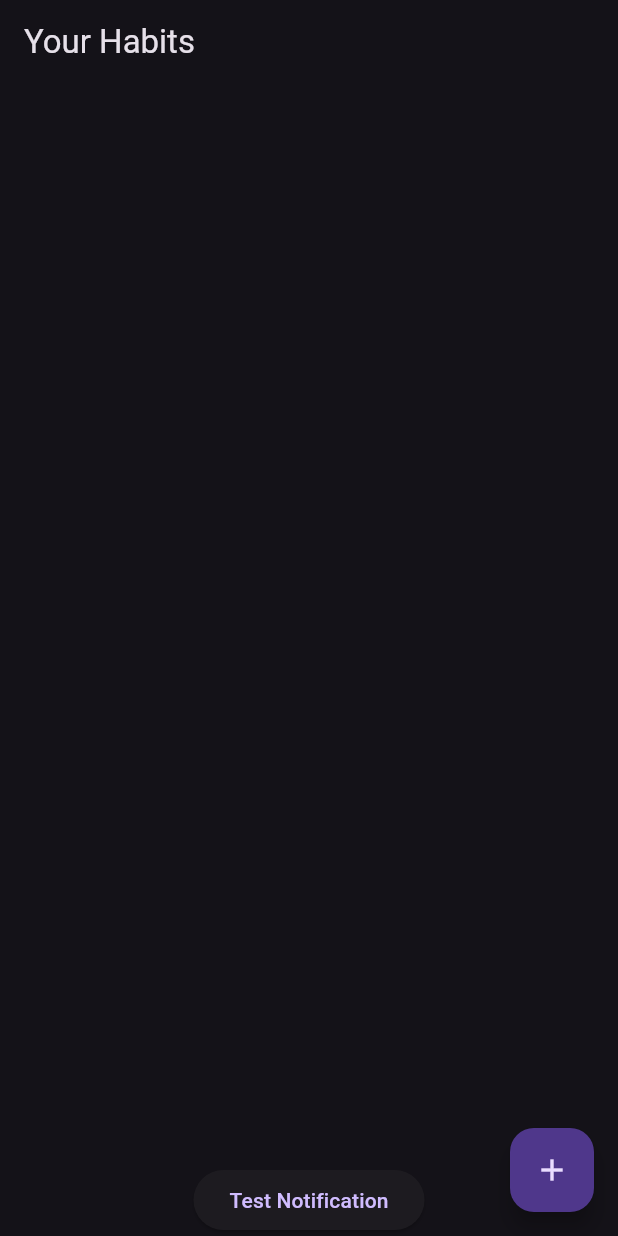
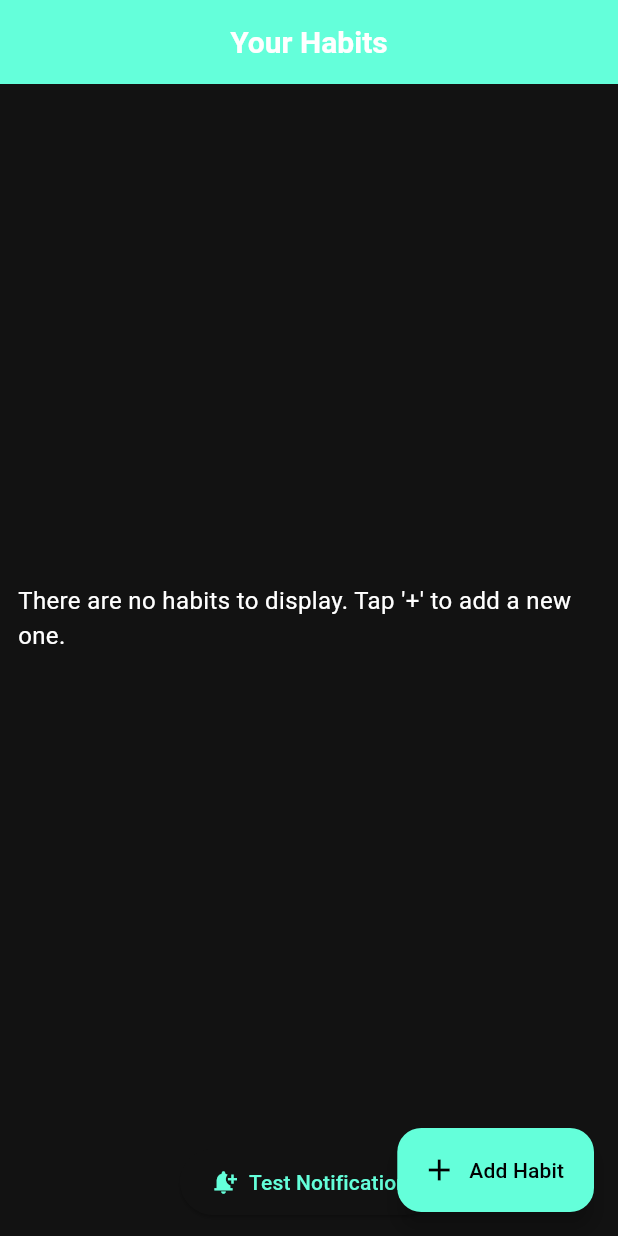
Before and after one commit to keck1/Final_Project, a Flutter app: the screen it shows after launch, on a phone screen of 412 x 824 dp. Run offline on Flutter 3.47's test engine with Material 3 defaults, Android fonts, the phone set to English and light mode, and no system bars; our stand-ins replace shared_preferences; missing offline and left inert: dart:html, dart:js_util.

Commit message:
Changed up colors. Users can now swipe right on a habit to delete it

```diff
--- a/habit_tracker/lib/main.dart
+++ b/habit_tracker/lib/main.dart
@@ -1,4 +1,5 @@
 import 'package:flutter/material.dart';
+
 import 'screens/home_screen.dart';
 
 void main() {
@@ -13,8 +14,36 @@ class HabitApp extends StatelessWidget {
   Widget build(BuildContext context) {
     return MaterialApp(
       title: 'Habit Tracker',
-      theme: ThemeData.dark(),
-      home: HomeScreen(),
+      debugShowCheckedModeBanner: false,
+      theme: ThemeData(
+        brightness: Brightness.dark,
+        useMaterial3: true,
+        scaffoldBackgroundColor: const Color(0xFF121212),
+        colorScheme: ColorScheme.dark(
+          primary: Colors.tealAccent,
+          secondary: Colors.teal,
+        ),
+        appBarTheme: const AppBarTheme(
+          backgroundColor: Colors.tealAccent,
+          foregroundColor: Colors.black,
+          elevation: 2,
+          centerTitle: true,
+          titleTextStyle: TextStyle(fontSize: 20, fontWeight: FontWeight.bold),
+        ),
+        floatingActionButtonTheme: const FloatingActionButtonThemeData(
+          backgroundColor: Colors.tealAccent,
+          foregroundColor: Colors.black,
+        ),
+        snackBarTheme: const SnackBarThemeData(
+          backgroundColor: Colors.teal,
+          contentTextStyle: TextStyle(color: Colors.white),
+        ),
+        textTheme: const TextTheme(
+          bodyMedium: TextStyle(fontSize: 16),
+          bodyLarge: TextStyle(fontSize: 18, fontWeight: FontWeight.w500),
+        ),
+      ),
+      home: const HomeScreen(),
     );
   }
 }
--- a/habit_tracker/lib/screens/home_screen.dart
+++ b/habit_tracker/lib/screens/home_screen.dart
@@ -1,10 +1,13 @@
 import 'package:flutter/material.dart';
+
 import '../models/habit.dart';
 import '../services/local_storage.dart';
 import '../services/notification_service.dart';
 import 'add_habit_screen.dart';
 
 class HomeScreen extends StatefulWidget {
+  const HomeScreen({super.key});
+
   @override
   State<HomeScreen> createState() => _HomeScreenState();
 }
@@ -53,44 +56,96 @@ class _HomeScreenState extends State<HomeScreen> {
   @override
   Widget build(BuildContext context) {
     return Scaffold(
-      appBar: AppBar(title: const Text('Your Habits')),
-      body: Column(
+      appBar: AppBar(
+        title: const Text('Your Habits'),
+        centerTitle: true,
+        elevation: 4,
+      ),
+      body: Padding(
+        padding: const EdgeInsets.all(12.0),
+        child: Column(
           children: [
             Expanded(
-            child: ListView.builder(
+              child: _habits.isEmpty
+                  ? const Center(child: Text("There are no habits to display. Tap '+' to add a new one."))
+                  : ListView.builder(
                 itemCount: _habits.length,
                 itemBuilder: (context, index) {
+                  final habit = _habits[index];
                   return Dismissible(
                     key: Key(_habits[index].name),
+                    direction: DismissDirection.startToEnd,
                     onDismissed: (direction) {
                       _deleteHabit(index);
                       ScaffoldMessenger.of(context).showSnackBar(
-                        SnackBar(content: Text('${_habits[index].name} deleted')));
+                        SnackBar(content: Text('${habit.name} deleted')),
+                      );
                     },
-                  background: Container(color: Colors.red),
+                    background: Container(
+                      alignment: Alignment.centerLeft,
+                      padding: const EdgeInsets.only(left: 20),
+                      color: Colors.red,
+                      child: const Icon(Icons.delete, color: Colors.white),
+                    ),
+                    child: Card(
+                      shape: RoundedRectangleBorder(
+                        borderRadius: BorderRadius.circular(12),
+                      ),
+                      elevation: 2,
                       child: ListTile(
-                    title: Text(_habits[index].name),
-                    subtitle: Text('Reminder: ${_habits[index].dateTime.toString()}'),
+                        contentPadding: const EdgeInsets.symmetric(horizontal: 16, vertical: 8),
+                        leading: Icon(
+                          habit.completed ? Icons.check_circle : Icons.radio_button_unchecked,
+                          color: habit.completed ? Colors.green : Colors.grey,
+                          size: 28,
+                        ),
+                        title: Text(
+                          habit.name,
+                          style: TextStyle(
+                            fontWeight: FontWeight.w600,
+                            fontSize: 16,
+                            decoration: habit.completed ? TextDecoration.lineThrough : null,
+                            color: habit.completed ? Colors.grey : null,
+                          ),
+                        ),
+                        subtitle: Row(
+                          children: [
+                            const Icon(Icons.notifications_active, size: 16),
+                            const SizedBox(width: 4),
+                            Text(
+                              'Reminder: ${habit.dateTime.hour}:${habit.dateTime.minute.toString().padLeft(2, '0')}',
+                            ),
+                          ],
+                        ),
                         trailing: Checkbox(
-                      value: _habits[index].completed,
+                          value: habit.completed,
                           onChanged: (_) => _toggleCompletion(index),
+                          activeColor: Colors.green,
+                        ),
                       ),
                     ),
                   );
                 },
               ),
             ),
-          ElevatedButton(
+            const SizedBox(height: 8),
+            ElevatedButton.icon(
               onPressed: () {
                 _notificationService.showNotification('Test', 'This is a test notification');
               },
-            child: const Text('Test Notification'),
+              icon: const Icon(Icons.notification_add),
+              label: const Text('Test Notification'),
+              style: ElevatedButton.styleFrom(
+                padding: const EdgeInsets.symmetric(horizontal: 20, vertical: 12),
+              ),
             ),
           ],
         ),
-      floatingActionButton: FloatingActionButton(
-        child: const Icon(Icons.add),
+      ),
+      floatingActionButton: FloatingActionButton.extended(
         onPressed: _navigateToAddHabit,
+        icon: const Icon(Icons.add),
+        label: const Text("Add Habit"),
       ),
     );
   }
--- a/habit_tracker/lib/services/local_storage.dart
+++ b/habit_tracker/lib/services/local_storage.dart
@@ -1,6 +1,8 @@
 //handles local storage
 import 'dart:convert';
+
 import 'package:shared_preferences/shared_preferences.dart';
+
 import '../models/habit.dart';
 
 class LocalStorage {
--- a/habit_tracker/lib/services/notification_service.dart
+++ b/habit_tracker/lib/services/notification_service.dart
@@ -1,6 +1,9 @@
 import 'dart:async';
+// ignore: avoid_web_libraries_in_flutter
+import 'dart:html' as html;
+// ignore: avoid_web_libraries_in_flutter
 import 'dart:js_util' as js_util;
-import 'dart:html' as html;
+
 import 'package:habit_tracker/services/local_storage.dart';
 
 import '../models/habit.dart';
--- a/habit_tracker/pubspec.yaml
+++ b/habit_tracker/pubspec.yaml
@@ -34,7 +34,7 @@ dependencies:
   # The following adds the Cupertino Icons font to your application.
   # Use with the CupertinoIcons class for iOS style icons.
   cupertino_icons: ^1.0.8
-  flutter_local_notifications: ^19.0.0
+  flutter_local_notifications: ^18.0.1
   timezone: ^0.10.0
   shared_preferences: ^2.5.3
   js: ^0.6.4
```
Also changed, not shown: habit_tracker/lib/screens/add_habit_screen.dart (+59 -15 lines). Lines whose indentation alone changed are shown as unchanged.
